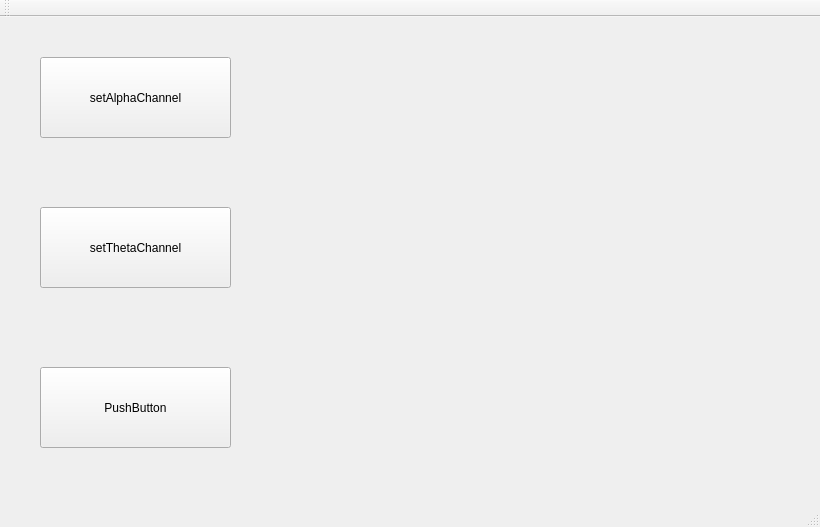
Qt form qtEEGsignals/EEGsignals/EEGsignals.ui (MickeyGT/Tallinn-EEG-Project) before a commit.
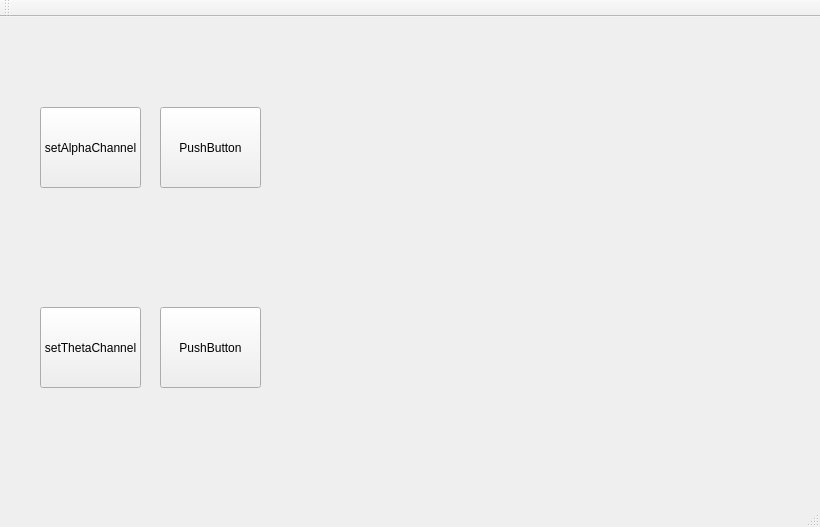
The same form after that commit. Custom widgets are drawn as their Qt base class.

The edit to the form file:
```diff
--- a/qtEEGsignals/EEGsignals/EEGsignals.ui
+++ b/qtEEGsignals/EEGsignals/EEGsignals.ui
@@ -18,8 +18,8 @@
     <property name="geometry">
      <rect>
       <x>40</x>
-      <y>40</y>
-      <width>191</width>
+      <y>90</y>
+      <width>101</width>
       <height>81</height>
      </rect>
     </property>
@@ -31,8 +31,8 @@
     <property name="geometry">
      <rect>
       <x>40</x>
-      <y>190</y>
-      <width>191</width>
+      <y>290</y>
+      <width>101</width>
       <height>81</height>
      </rect>
     </property>
@@ -43,9 +43,9 @@
    <widget class="QPushButton" name="getvalue">
     <property name="geometry">
      <rect>
-      <x>40</x>
-      <y>350</y>
-      <width>191</width>
+      <x>160</x>
+      <y>90</y>
+      <width>101</width>
       <height>81</height>
      </rect>
     </property>
@@ -53,16 +53,18 @@
      <string>PushButton</string>
     </property>
    </widget>
-   <widget class="QWidget" name="gridLayoutWidget">
+   <widget class="QPushButton" name="button4">
     <property name="geometry">
      <rect>
-      <x>300</x>
-      <y>40</y>
-      <width>501</width>
-      <height>201</height>
+      <x>160</x>
+      <y>290</y>
+      <width>101</width>
+      <height>81</height>
      </rect>
     </property>
-    <layout class="QGridLayout" name="gridLayout"/>
+    <property name="text">
+     <string>PushButton</string>
+    </property>
    </widget>
    <widget class="QWidget" name="gridLayoutWidget_2">
     <property name="geometry">
@@ -97,6 +99,14 @@
   <widget class="QStatusBar" name="statusBar"/>
  </widget>
  <layoutdefault spacing="6" margin="11"/>
+ <customwidgets>
+  <customwidget>
+   <class>QCustomPlot</class>
+   <extends>QWidget</extends>
+   <header>qcustomplot.h</header>
+   <container>1</container>
+  </customwidget>
+ </customwidgets>
  <resources>
   <include location="EEGsignals.qrc"/>
  </resources>
```
Left out of the diff: 25 changed lines with no effect on the pictures.
